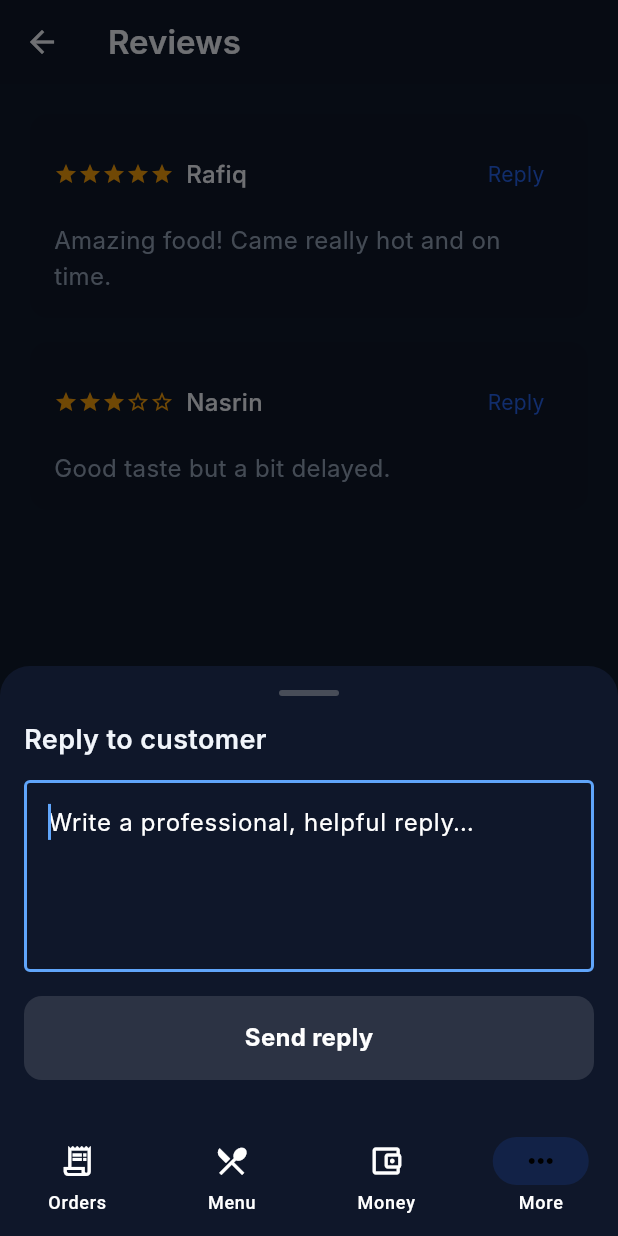
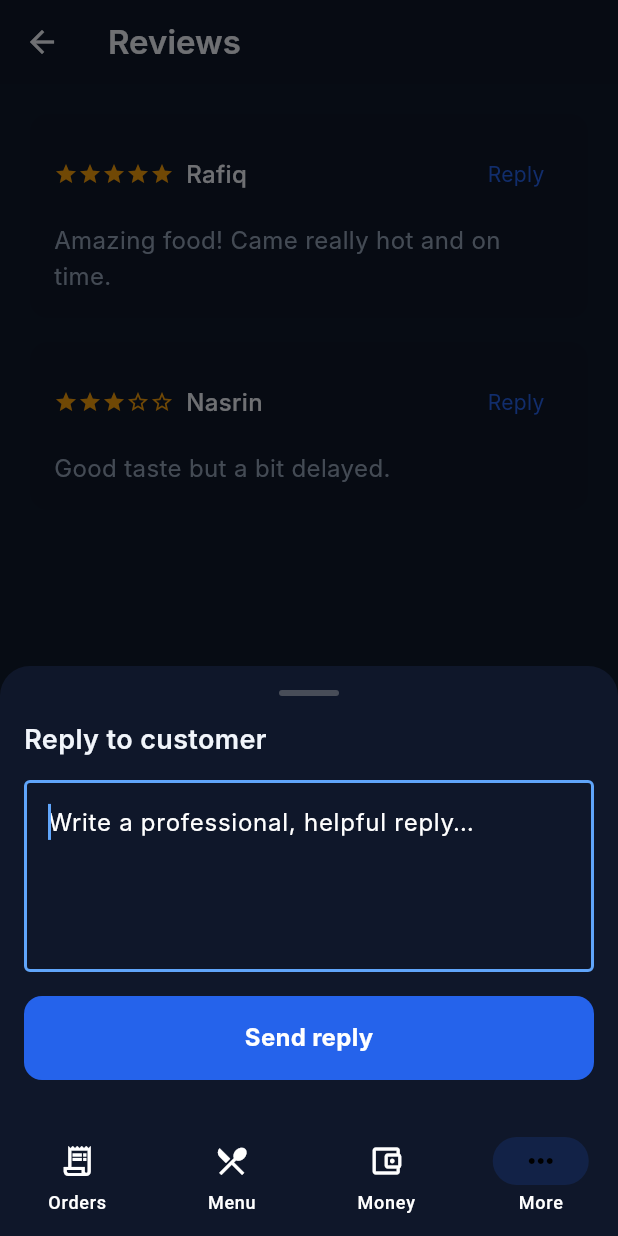
Before and after one commit to Afzal20/PlateRoute-Merchant, a Flutter app: the ReviewsScreen screen opened by its route, after a tap on "Reply", on a phone screen of 412 x 824 dp. Run offline on Flutter 3.47's test engine with Material 3 defaults, Android fonts, the phone set to English and light mode, and no system bars; our stand-ins replace audioplayers, cached_network_image, dio, equatable, firebase_messaging, flutter_dotenv and 7 more; accounts and stored records are empty; generated files the repository leaves out were written again; Roboto replaces fonts that are missing (Inter).

Commit message:
feat(reviews): implement reviews screen with reply composer

```diff
--- a/lib/features/reviews/presentation/reviews_screen.dart
+++ b/lib/features/reviews/presentation/reviews_screen.dart
@@ -5,6 +5,7 @@ import 'package:dio/dio.dart';
 import '../../../core/theme/app_colors.dart';
 import '../../../core/theme/app_theme.dart';
 import '../../../core/providers/core_providers.dart';
+import '../../../core/widgets/idempotent_submit_button.dart';
 
 class Review {
   const Review({
@@ -248,22 +249,18 @@ class _ReviewReplyComposerState extends State<_ReviewReplyComposer> {
           const SizedBox(height: AppSizes.spacingM),
           SizedBox(
             height: AppSizes.touchPrimary,
-            child: FilledButton(
-              onPressed: _ctrl.text.isEmpty || _isSending
-                  ? null
-                  : () async {
-                      setState(() => _isSending = true);
-                      await widget.onSend(_ctrl.text.trim());
-                    },
+            child: IdempotentSubmitButton(
+              onPressed: () async {
+                if (_ctrl.text.isEmpty) return;
+                await widget.onSend(_ctrl.text.trim());
+              },
               style: FilledButton.styleFrom(
                 backgroundColor: AppColors.primary,
                 shape: RoundedRectangleBorder(
                   borderRadius: BorderRadius.circular(AppSizes.borderRadius),
                 ),
               ),
-              child: _isSending
-                  ? const CircularProgressIndicator(color: Colors.white)
-                  : Text(
+              child: Text(
                       'Send reply',
                       style: AppTextStyles.button.copyWith(color: Colors.white),
                     ),
```
